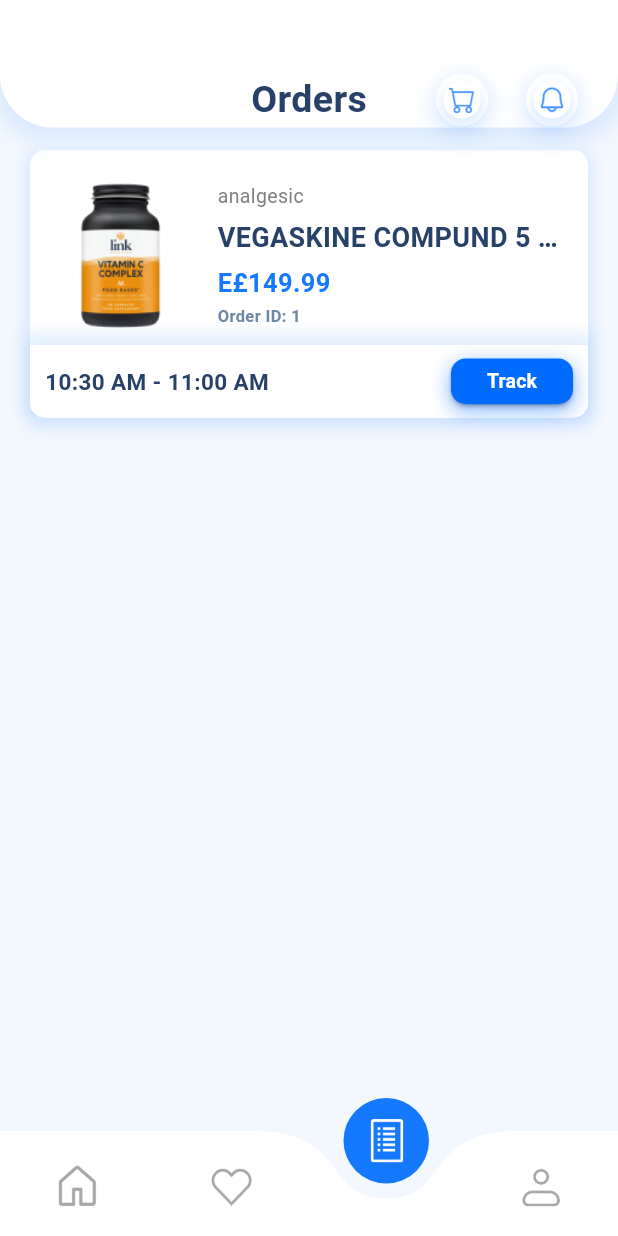
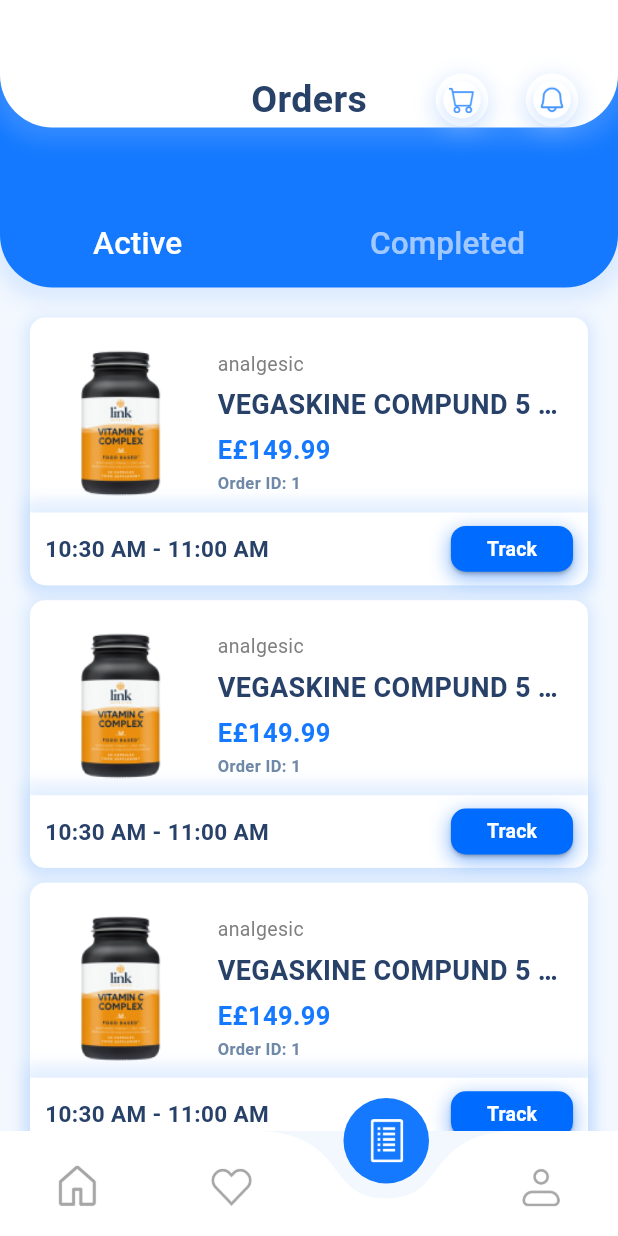
Before and after one commit to OmarSamirz/Pharmix, a Flutter app: the screen it shows after launch, item 3 of the bottom bar chosen, on a phone screen of 412 x 824 dp. Run offline on Flutter 3.47's test engine with Material 3 defaults, Android fonts, the phone set to English and light mode, and no system bars; drawn by our look-alikes of curved_navigation_bar; our stand-ins replace page_transition.

Commit message:
Before discussion

```diff
--- a/lib/data/order_list.dart
+++ b/lib/data/order_list.dart
@@ -5,14 +5,13 @@ var now = DateTime.now();
 
 var afterMinutes = now.add(const Duration(minutes: 30));
 
-
 var order1 = Order(
   1,
   150 - 0.001,
   true,
-  DateTime.now(),
+  DateFormat('yyyy-mm-dd').format(now),
   false,
-  false,
+  true,
   false,
   DateFormat('hh:mm a').format(now),
   DateFormat('hh:mm a').format(afterMinutes),
--- a/lib/models/order.dart
+++ b/lib/models/order.dart
@@ -14,7 +14,7 @@ class Order {
   final int id;
   final double price;
   final bool isActive;
-  final DateTime? date;
+  final String date;
   final bool paymentType;
   final bool isDelivered;
   final bool isPrescription;
--- a/lib/screens/favorite_screen.dart
+++ b/lib/screens/favorite_screen.dart
@@ -27,7 +27,7 @@ class _FavoriteScreen extends State<FavoriteScreen> {
         ),
       ),
       body: Padding(
-        padding: const EdgeInsets.only(top: 10),
+        padding: const EdgeInsets.only(top: 20),
         child: GridView.builder(
           gridDelegate: const SliverGridDelegateWithMaxCrossAxisExtent(
             maxCrossAxisExtent: 300,
--- /dev/null
+++ b/lib/screens/home_screen.dart
@@ -0,0 +1,31 @@
+import 'package:flutter/material.dart';
+
+class HomeScreen extends StatefulWidget {
+  const HomeScreen({
+    super.key,
+  });
+
+  @override
+  State<HomeScreen> createState() {
+    return _HomeScreen();
+  }
+}
+
+class _HomeScreen extends State<HomeScreen> {
+  @override
+  Widget build(BuildContext context) {
+    return const Scaffold(
+      backgroundColor: Colors.transparent,
+      body: SafeArea(
+        child: Center(
+          child: Text(
+            'Home',
+            style: TextStyle(
+              fontSize: 40,
+            ),
+          ),
+        ),
+      ),
+    );
+  }
+}
--- a/lib/screens/order_screen.dart
+++ b/lib/screens/order_screen.dart
@@ -16,8 +16,24 @@ class OrderScreen extends StatefulWidget {
 }
 
 class _OrderScreen extends State<OrderScreen> {
+  var _isActiveContent = true;
+
   @override
   Widget build(BuildContext context) {
+    Widget content = Expanded(
+      child: ListView.builder(
+        padding: const EdgeInsets.only(top: 20, bottom: 10),
+        // itemCount: productList.length,
+        itemCount: 5,
+        itemBuilder: (_, index) {
+          return OrderProduct(order: order1, product: product1);
+        },
+      ),
+    );
+
+    // if (!_isActiveContent) {
+    //   content = ;
+    // }
 
     return Scaffold(
       extendBodyBehindAppBar: true,
@@ -27,21 +43,79 @@ class _OrderScreen extends State<OrderScreen> {
         secondLeading: IconComponent(icon: cartIcon, size: 18),
         thirdLeading: IconComponent(icon: notificationIcon),
       ),
-      body: Padding(
-        padding: const EdgeInsets.fromLTRB(20, 15, 20, 0),
-        child: Column(
-          children: [
-            Expanded(
-              child: ListView.builder(
-                // itemCount: productList.length,
-                itemCount: 1,
-                itemBuilder: (_, index) {
-                  return OrderProduct(order: order1, product: product1);
-                },
+      body: Column(
+        children: [
+          Container(
+            padding: const EdgeInsets.fromLTRB(50, 0, 50, 5),
+            height: MediaQuery.sizeOf(context).height / 4.3,
+            decoration: const ShapeDecoration(
+              color: Color(0xFF1479FF),
+              shape: RoundedRectangleBorder(
+                borderRadius: BorderRadius.only(
+                  bottomLeft: Radius.circular(35),
+                  bottomRight: Radius.circular(35),
+                ),
+              ),
+              shadows: [
+                BoxShadow(
+                  color: Color(0x3F8FBDFD),
+                  blurRadius: 10,
+                  offset: Offset(0, 4),
+                  spreadRadius: 5,
+                )
+              ],
+            ),
+            child: Align(
+              alignment: Alignment.bottomCenter,
+              child: Row(
+                children: [
+                  TextButton(
+                    onPressed: () {
+                      setState(() {
+                        _isActiveContent = true;
+                      });
+                    },
+                    style: ButtonStyle(
+                      overlayColor: MaterialStateColor.resolveWith(
+                        (states) => Colors.transparent,
+                      ),
+                    ),
+                    child: Text(
+                      'Active',
+                      style: TextStyle(
+                        color: _isActiveContent ? Colors.white : Colors.white60,
+                        fontSize: 21,
+                        fontWeight: FontWeight.w500,
+                      ),
+                    ),
+                  ),
+                  const Spacer(),
+                  TextButton(
+                    onPressed: () {
+                      setState(() {
+                        _isActiveContent = false;
+                      });
+                    },
+                    style: ButtonStyle(
+                      overlayColor: MaterialStateColor.resolveWith(
+                        (states) => Colors.transparent,
+                      ),
+                    ),
+                    child: Text(
+                      'Completed',
+                      style: TextStyle(
+                        color: _isActiveContent ? Colors.white60 : Colors.white,
+                        fontSize: 21,
+                        fontWeight: FontWeight.w500,
+                      ),
+                    ),
+                  ),
+                ],
               ),
             ),
-          ],
-        ),
+          ),
+          content,
+        ],
       ),
     );
   }
--- a/lib/screens/tab_screen.dart
+++ b/lib/screens/tab_screen.dart
@@ -3,6 +3,7 @@ import 'package:flutter/material.dart';
 import 'package:pharmix/Utilities/colors.dart';
 import 'package:pharmix/Utilities/image_path.dart';
 import 'package:pharmix/screens/favorite_screen.dart';
+import 'package:pharmix/screens/home_screen.dart';
 import 'package:pharmix/screens/order_screen.dart';
 
 class TabScreen extends StatefulWidget {
@@ -25,14 +26,21 @@ class _TabScreen extends State<TabScreen> {
 
   @override
   Widget build(BuildContext context) {
-    Widget activeScreen = const FavoriteScreen();
+    Widget activeScreen = const HomeScreen();
 
     switch (_selectedScreenIndex) {
+      case 0:
+        activeScreen = const HomeScreen();
+        break;
+      case 1:
+        activeScreen = const FavoriteScreen();
+        break;
       case 2:
         activeScreen = const OrderScreen();
         break;
       default:
-        activeScreen = const FavoriteScreen();
+        activeScreen = const HomeScreen();
+        break;
     }
 
     return Scaffold(
--- a/lib/widgets/order_product.dart
+++ b/lib/widgets/order_product.dart
@@ -16,7 +16,9 @@ class OrderProduct extends StatelessWidget {
 
   @override
   Widget build(BuildContext context) {
-    return Container(
+    return Padding(
+      padding: const EdgeInsets.only(left: 20, right: 20, bottom: 10),
+      child: Container(
         padding: const EdgeInsets.only(top: 10),
         decoration: ShapeDecoration(
           color: Colors.white,
@@ -118,14 +120,26 @@ class OrderProduct extends StatelessWidget {
                   crossAxisAlignment: CrossAxisAlignment.center,
                   children: [
                     Text(
-                    '${order.currentTime} - ${order.estimatedTime}',
+                      order.isActive
+                          ? '${order.currentTime} - ${order.estimatedTime}'
+                          : order.date,
                       style: TextStyle(
                         color: primaryTextColor,
                         fontSize: 15,
                         fontWeight: FontWeight.w700,
                       ),
                     ),
-                  const Spacer(),
+                    if (!order.isActive) const Spacer(flex: 1),
+                    if (!order.isActive)
+                      Text(
+                        order.isDelivered ? 'Delivered' : 'Canceled',
+                        style: TextStyle(
+                          color: order.isDelivered ? priceColor : redColor,
+                          fontSize: 15,
+                          fontWeight: FontWeight.w700,
+                        ),
+                      ),
+                    Spacer(flex: order.isActive ? 1 : 3),
                     SizedBox(
                       height: MediaQuery.sizeOf(context).height / 27,
                       child: const BlueButton(
@@ -142,6 +156,7 @@ class OrderProduct extends StatelessWidget {
             ),
           ],
         ),
+      ),
     );
   }
 }
```
Lines whose indentation alone changed are shown as unchanged.
